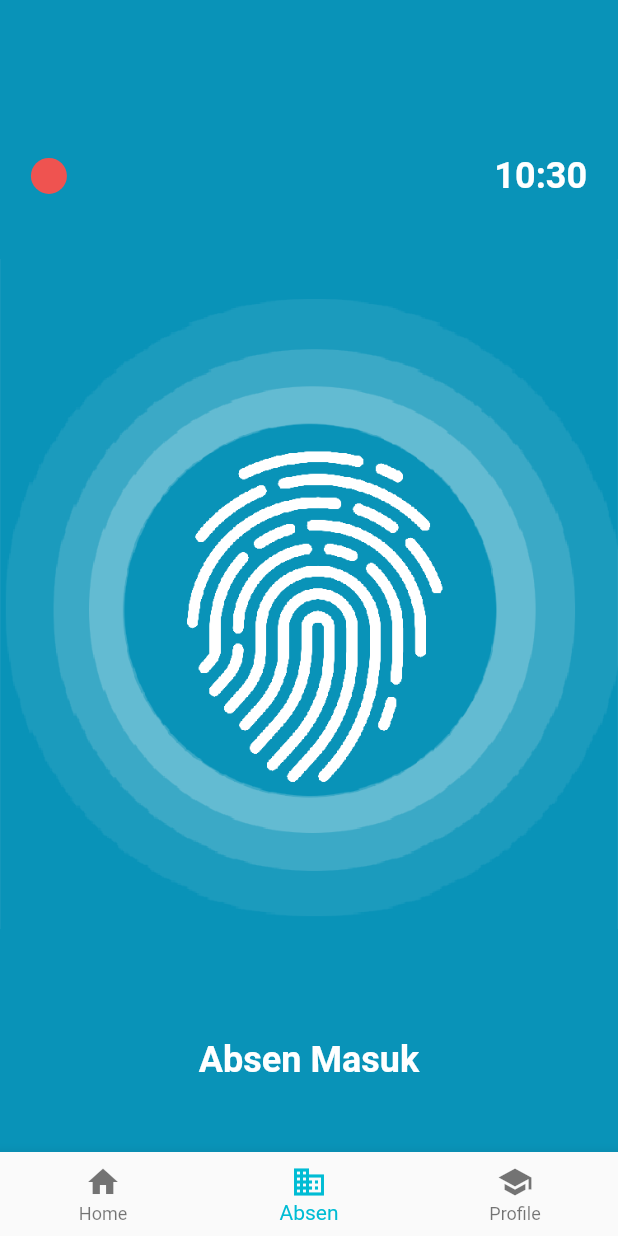
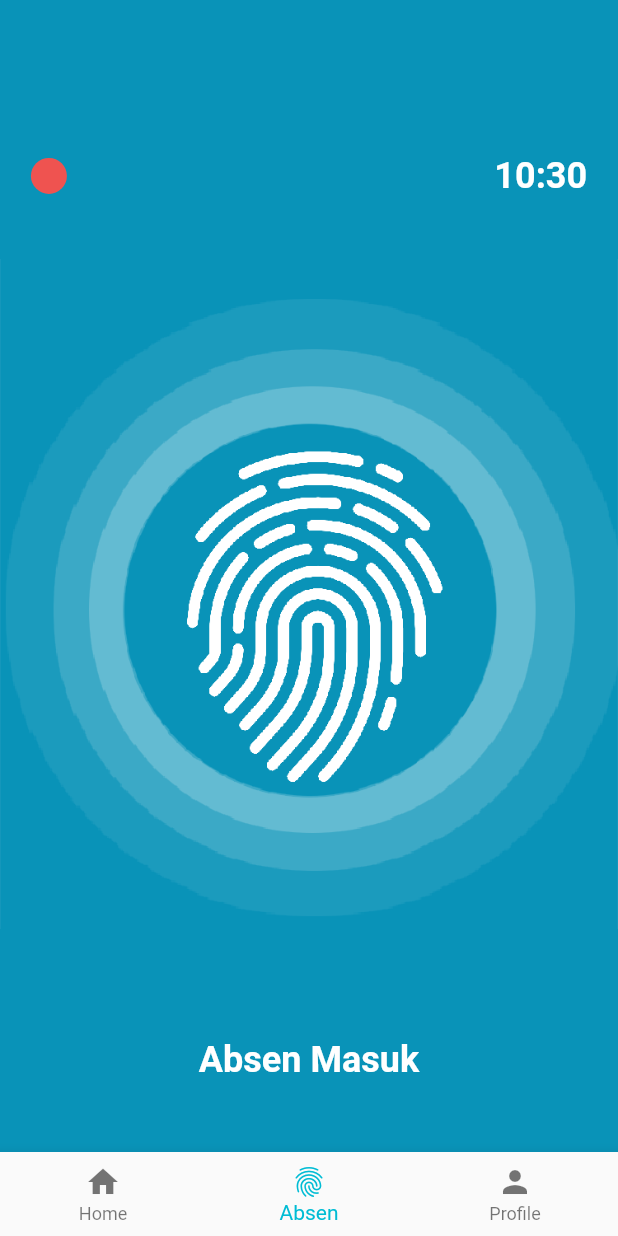
Before and after one commit to elrassaputri/super_apps, a Flutter app: the Menu screen opened directly, item 2 of the bottom bar chosen, on a phone screen of 412 x 824 dp. Run offline on Flutter 3.47's test engine with Material 2 defaults, Android fonts, the phone set to English and light mode, and no system bars; our stand-ins replace carousel_pro, flutter_datetime_picker, flutter_svg, google_maps_flutter, location, shared_preferences and 2 more; missing offline and left inert: imei_plugin, super_tooltip; accounts and stored records are empty; network calls fail; project files that could hold a hidden picture were left out.

Commit message:
finished issue TODO

```diff
--- a/lib/style/string.dart
+++ b/lib/style/string.dart
@@ -37,6 +37,8 @@ class text {
   static var lbl_username = "Username";
   static var lbl_password = "Password";
   static var lbl_human_capital = "Human Capital";
+  static var lbl_locked_apps = "aplikasi segera hadir";
+  static var lbl_cek_koneksi_internet = "Cek koneksi internet anda!";
 
   static var hint_text = "xxxxxx";
   static var hint_password= "xxxxxx";
@@ -52,9 +54,9 @@ class text {
   static var uri_bg_profile   = "assets/images/bg_profile.png";
   static var uri_bg_detail_profile   = "assets/images/bg_detail_profile.png";
   static var uri_gender   = "assets/icon/profile_page/gender.svg";
-  static var uri_brithday   = "assets/icon/profile_page/brithday.svg";
+  static var uri_brithday   = "assets/icon/profile_page/birthday.svg";
   static var uri_religion   = "assets/icon/profile_page/religion.svg";
-  static var uri_status_merried   = "assets/icon/profile_page/status.svg";
+  static var uri_status_merried   = "assets/icon/profile_page/profile.svg";
   static var uri_office   = "assets/icon/profile_page/office.svg";
   static var uri_email   = "assets/icon/profile_page/email.svg";
   static var uri_team   = "assets/icon/profile_page/team.svg";
--- a/lib/ui/absen_page.dart
+++ b/lib/ui/absen_page.dart
@@ -17,7 +17,7 @@ String formattedDate = DateFormat('kk:mm').format(now);
 String imei;
 String jenisAbsen = '';
 String absenTitle = 'Absen Masuk';
-String message = '';
+String message = string.text.lbl_cek_koneksi_internet;
 String nik = '';
 String onLocation = 'NOK';
 Location location = Location();
--- a/lib/ui/profile_page.dart
+++ b/lib/ui/profile_page.dart
@@ -69,7 +69,8 @@ class _Profile extends State<Profile> {
                           decoration: BoxDecoration(
                               shape: BoxShape.circle,
                               image: DecorationImage(
-                                  fit: BoxFit.fill,
+                                  fit: BoxFit.cover,
+                                  alignment: Alignment(0, -1),
                                   image: NetworkImage(
                                       foto, scale: 1.0)))),
                       Container(
--- a/lib/ui/tabs/menu.dart
+++ b/lib/ui/tabs/menu.dart
@@ -1,4 +1,5 @@
 import 'package:flutter/material.dart';
+import 'package:flutter_svg/flutter_svg.dart';
 import '../absen_page.dart';
 import '../main_menu_page.dart';
 import '../profile_page.dart';
@@ -49,11 +50,11 @@ class _Menu extends State<Menu>{
             title: Text('Home'),
           ),
           BottomNavigationBarItem(
-            icon: Icon(Icons.business),
+            icon: Icon(Icons.fingerprint),
             title: Text('Absen'),
           ),
           BottomNavigationBarItem(
-            icon: Icon(Icons.school),
+            icon: Icon(Icons.person),
             title: Text('Profile'),
           ),
         ],
--- a/pubspec.yaml
+++ b/pubspec.yaml
@@ -81,12 +81,12 @@ flutter:
     - assets/images/bg_detail_profile.png
 
     #Icon Profile Page
-    - assets/icon/profile_page/brithday.svg
+    - assets/icon/profile_page/birthday.svg
     - assets/icon/profile_page/email.svg
     - assets/icon/profile_page/gender.svg
     - assets/icon/profile_page/office.svg
     - assets/icon/profile_page/religion.svg
-    - assets/icon/profile_page/status.svg
+    - assets/icon/profile_page/profile.svg
     - assets/icon/profile_page/team.svg
 
     #Lokasi Kantor
```
Also changed, not shown: lib/ui/main_menu_page.dart (+26 -17 lines), assets/icon/bottom_navbar/absen.svg (added), assets/icon/profile_page/birthday.svg (renamed from assets/icon/profile_page/brithday.svg), assets/icon/profile_page/email.svg, assets/icon/profile_page/gender.svg, assets/icon/profile_page/profile.svg (added), assets/icon/profile_page/religion.svg, pubspec.lock.
